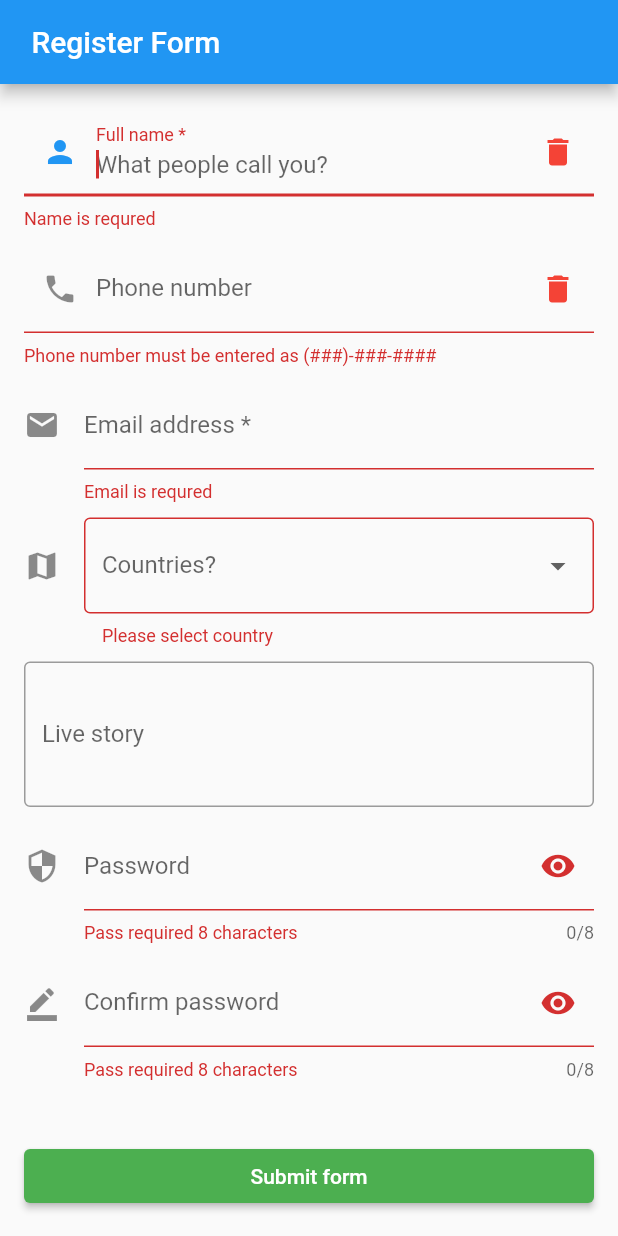
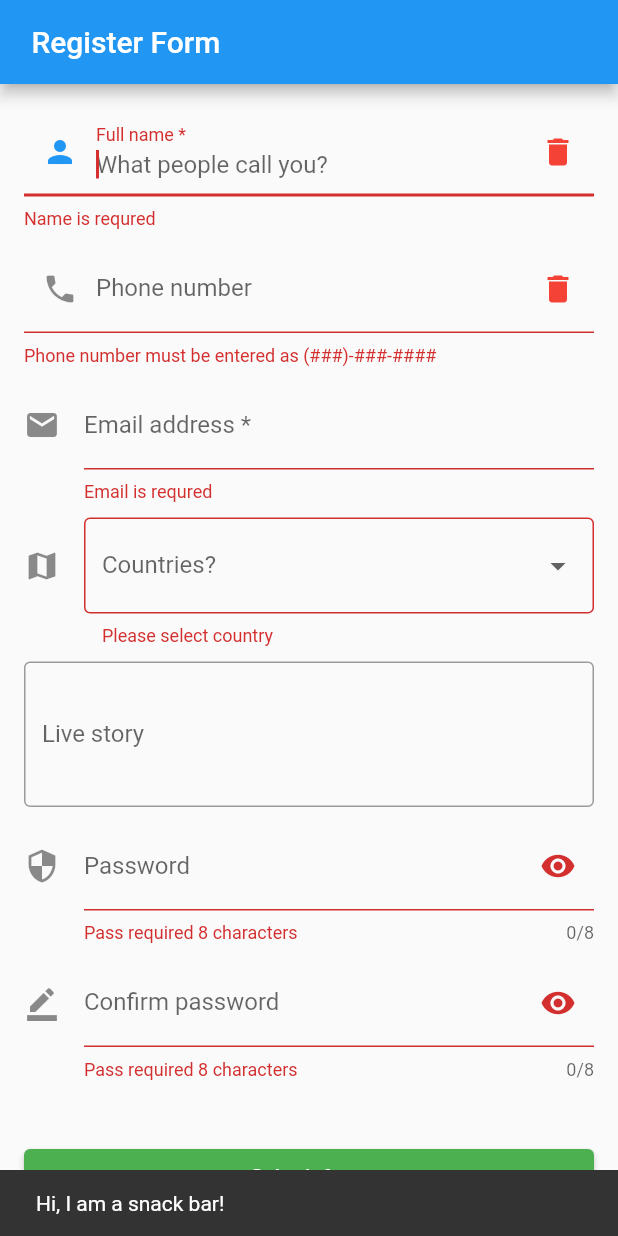
Before and after one commit to alTach/learn_flutter, a Flutter app: the screen it shows after launch, after a tap on "Submit form", on a phone screen of 412 x 824 dp. Run offline on Flutter 3.47's test engine with Material 2 defaults, Android fonts, the phone set to English and light mode, and no system bars; missing offline and left inert: dart:ffi.

Commit message:
acquainted with snackBar

```diff
--- a/udemy/lib/pages/register_form_pages.dart
+++ b/udemy/lib/pages/register_form_pages.dart
@@ -226,7 +226,7 @@ class _RegisterFormPagesState extends State<StatefulWidget> {
       _formKey.currentState?.save();
       print('Form is valid');
     } else {
-      print('Form is not valid. Please review and correct');
+      _showMessage(message: 'Form is not valid. Please review and correct');
     }
   }
 
@@ -266,4 +266,11 @@ class _RegisterFormPagesState extends State<StatefulWidget> {
   String? _validateCountry([String? val = '']) {
     return val == null ? 'Please select country' : null;
   }
+
+  void _showMessage({String message = ''}) {
+    ScaffoldMessenger.of(context).showSnackBar(const SnackBar(
+      duration: Duration(seconds: 2),
+      content: Text("Hi, I am a snack bar!"),
+    ));
+  }
 }
```
